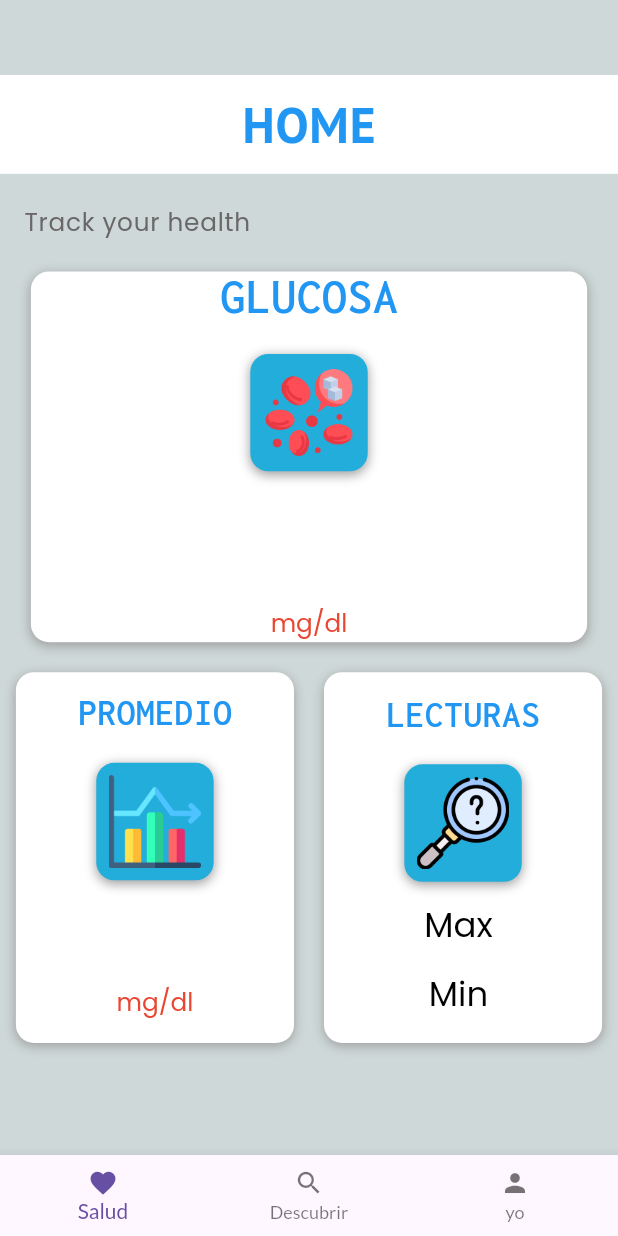
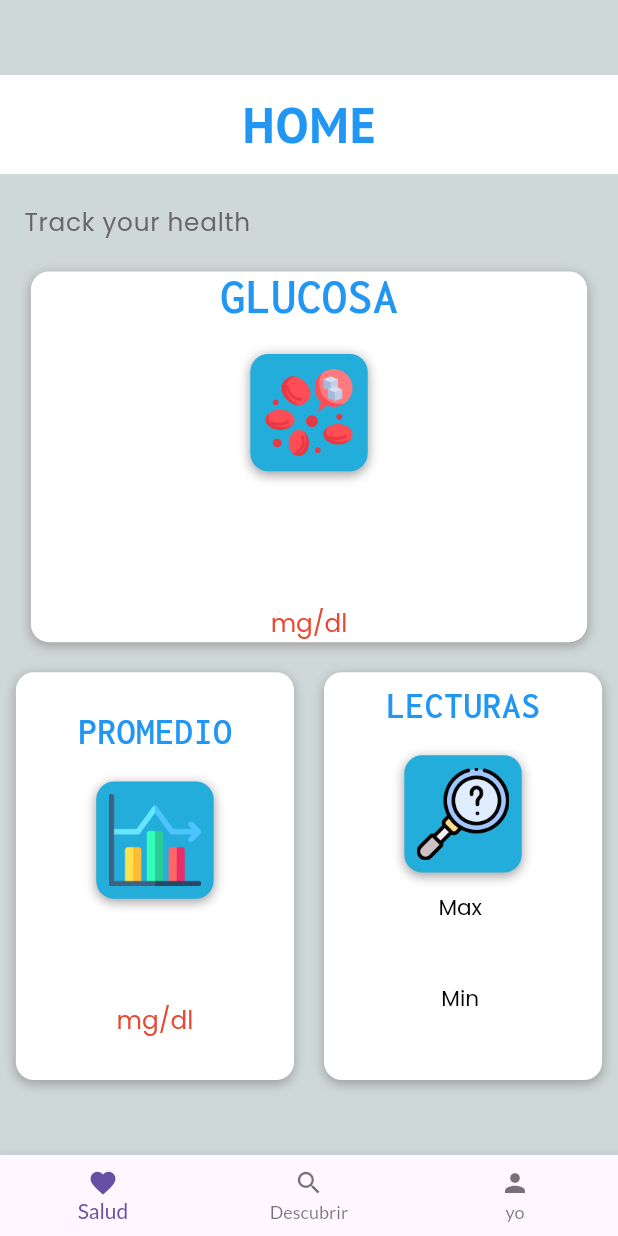
Before and after one commit to cesarMarquinez0220/GlucosaBD, a Flutter app: the Dashboard screen opened directly, on a phone screen of 412 x 824 dp. Run offline on Flutter 3.47's test engine with Material 2 defaults, Android fonts, the phone set to English and light mode, and no system bars; our stand-ins replace cloud_firestore, firebase_auth, firebase_core, firebase_database, google_fonts, google_sign_in; accounts and stored records are empty.

Commit message:
Actualizacion de medidas
Se actualizaron las medidas y cambiaron a column los row del recuadro de Lecturas

```diff
--- a/lib/Dashboard/dashboard.dart
+++ b/lib/Dashboard/dashboard.dart
@@ -231,7 +231,7 @@
                   mainAxisAlignment: MainAxisAlignment.center,
                   children: [
                     Container(
-                      height: MediaQuery.of(context).size.height * 0.3,
+                      height: MediaQuery.of(context).size.height * 0.33,
                       width: MediaQuery.of(context).size.width * 0.45,
                       decoration: BoxDecoration(
                         color: Colors.white,
@@ -319,7 +319,7 @@
                     ),
                     const SizedBox(width: 20),
                     Container(
-                      height: MediaQuery.of(context).size.height * 0.3,
+                      height: MediaQuery.of(context).size.height * 0.33,
                       width: MediaQuery.of(context).size.width * 0.45,
                       decoration: BoxDecoration(
                         color: Colors.white,
@@ -379,7 +379,7 @@
                             ),
                           ),
                           const SizedBox(height: 12),
-                          Row(
+                          Column(
                             mainAxisAlignment: MainAxisAlignment.center,
                             children: [
                               Text(
@@ -389,7 +389,7 @@
                                     color: Colors.black,
                                     fontSize:
                                         MediaQuery.of(context).size.width *
-                                            0.055,
+                                            0.035,
                                   ),
                                 ),
                               ),
@@ -407,8 +407,8 @@
                               ),
                             ],
                           ),
-                          const SizedBox(height: 12),
-                          Row(
+                          const SizedBox(height: 5),
+                          Column(
                             mainAxisAlignment: MainAxisAlignment.center,
                             children: [
                               Text(
@@ -418,7 +418,7 @@
                                     color: Colors.black,
                                     fontSize:
                                         MediaQuery.of(context).size.width *
-                                            0.055,
+                                            0.035,
                                   ),
                                 ),
                               ),
```
